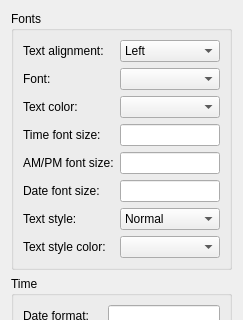
iddm/MinimalisticClock, file contents/ui/config.ui: the form before one commit; both pictures show x 0 to 243 and y 0 to 320 of the 243 by 513 pixel window.
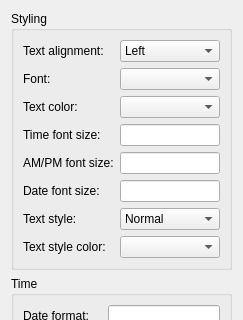
The form after the commit. Custom widgets are drawn as their Qt base class.

Commit message: font group box settings renamed to styling

```diff
--- a/contents/ui/config.ui
+++ b/contents/ui/config.ui
@@ -20,7 +20,7 @@
    <item>
     <widget class="QGroupBox" name="fontsGroupBox">
      <property name="title">
-      <string>Fonts</string>
+      <string>Styling</string>
      </property>
      <layout class="QHBoxLayout" name="horizontalLayout_2">
       <item>
```
